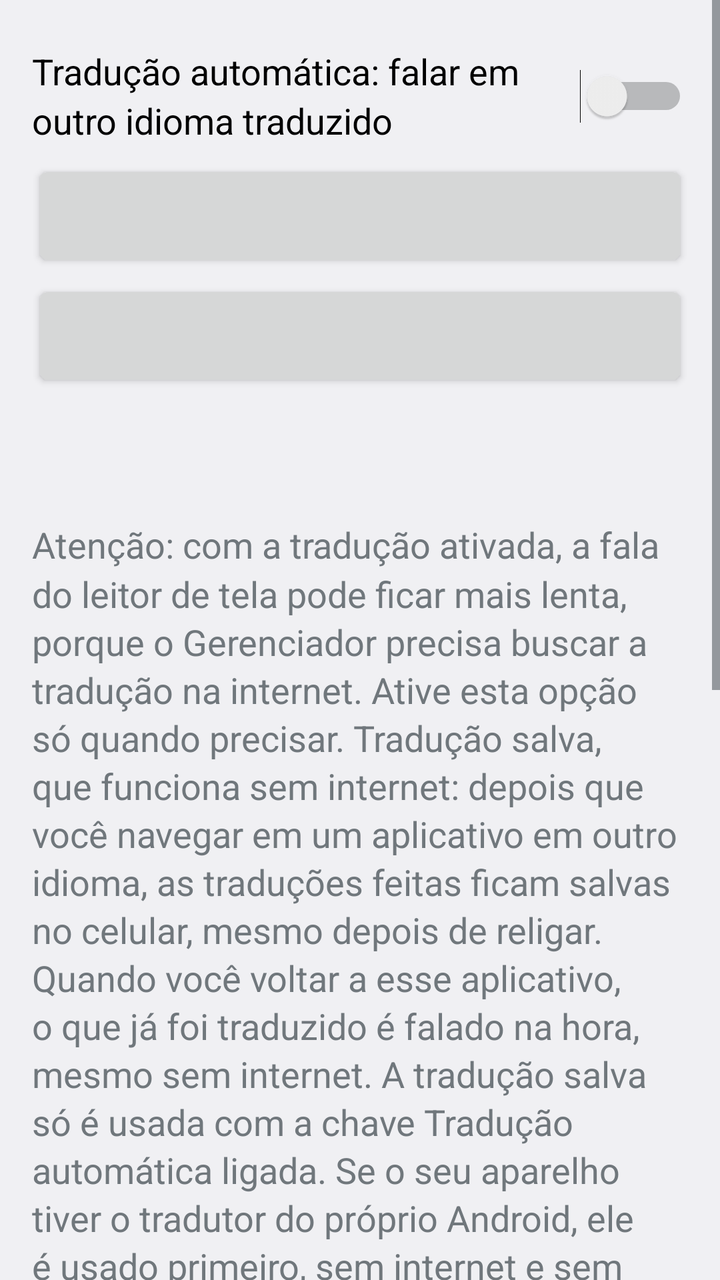
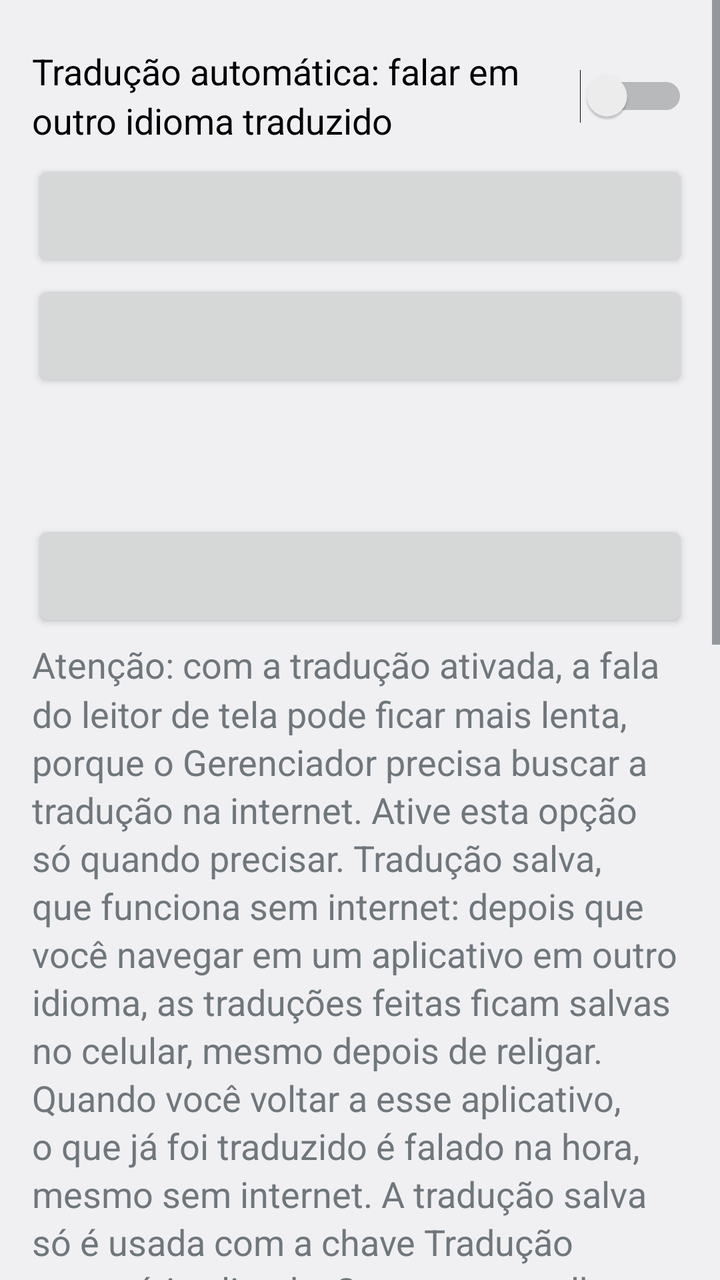

Screens rendered from an Android XML layout before and after an edit, with the pre-edit source and the edit as a unified diff.
<!-- AndroidManifest.xml: application theme AppTheme -->
<!-- res/layout/activity_translation.xml -->
<?xml version="1.0" encoding="utf-8"?>
<ScrollView xmlns:android="http://schemas.android.com/apk/res/android"
    android:layout_width="match_parent"
    android:layout_height="match_parent"
    android:fillViewport="true">

    <LinearLayout
        android:layout_width="match_parent"
        android:layout_height="wrap_content"
        android:orientation="vertical"
        android:padding="16dp">

        <Switch
            android:id="@+id/switch_translate"
            style="@style/Row"
            android:text="@string/translate_switch" />

        <Button
            android:id="@+id/btn_source"
            style="@style/Row" />

        <Button
            android:id="@+id/btn_target"
            style="@style/Row" />

        <TextView
            android:id="@+id/txt_system"
            style="@style/Row"
            android:accessibilityLiveRegion="polite"
            android:focusable="true" />

        <Button
            android:id="@+id/btn_system_download"
            style="@style/Row"
            android:text="@string/system_download"
            android:visibility="gone" />

        <TextView
            style="@style/Row"
            android:focusable="true"
            android:text="@string/translate_note" />

        <EditText
            android:id="@+id/edit_test"
            style="@style/Row"
            android:hint="@string/hint_test_text"
            android:importantForAutofill="no"
            android:inputType="textMultiLine|textCapSentences"
            android:text="@string/translate_test_text" />

        <Button
            android:id="@+id/btn_test"
            style="@style/Row"
            android:text="@string/translate_listen" />

        <Button
            android:id="@+id/btn_clear_saved"
            style="@style/Row" />

        <Button
            android:id="@+id/btn_help"
            style="@style/Row"
            android:text="@string/audio_help_button" />
    </LinearLayout>
</ScrollView>
<!-- resources referenced by this layout -->
<resources>
  <string name="audio_help_button">Caso tenha problemas, toque aqui para saber o motivo</string>
  <string name="hint_test_text">Texto para testar a voz</string>
  <string name="system_download">Baixar idiomas do tradutor do Android</string>
  <string name="translate_listen">Ouvir a tradução</string>
  <string name="translate_note">Atenção: com a tradução ativada, a fala do leitor de tela pode ficar mais lenta, porque o Gerenciador precisa buscar a tradução na internet. Ative esta opção só quando precisar.
  
  Tradução salva, que funciona sem internet: depois que você navegar em um aplicativo em outro idioma, as traduções feitas ficam salvas no celular, mesmo depois de religar. Quando você voltar a esse aplicativo, o que já foi traduzido é falado na hora, mesmo sem internet. A tradução salva só é usada com a chave Tradução automática ligada.
  
  Se o seu aparelho tiver o tradutor do próprio Android, ele é usado primeiro, sem internet e sem limite. Senão, a tradução é feita online, pelo tradutor do Google, e, se o Google limitar as consultas por um tempo, pelo tradutor reserva MyMemory. Os textos em outro idioma são enviados pela internet e voltam traduzidos. Textos que já estão no idioma de destino não são enviados. Se a internet ou os tradutores falharem, o texto ainda não traduzido é lido no idioma original.</string>
  <string name="translate_switch">Tradução automática: falar em outro idioma traduzido</string>
  <string name="translate_test_text">Hello! This text is in English. If you can hear it in your language, the translation is working.</string>
  <style name="Row">
          <item name="android:layout_width">match_parent</item>
          <item name="android:layout_height">wrap_content</item>
          <item name="android:minHeight">56dp</item>
          <item name="android:layout_marginTop">4dp</item>
          
          <item name="android:textSize">18sp</item>
          <item name="android:textAllCaps">false</item>
          <item name="android:lineSpacingMultiplier">1.15</item>
          <item name="android:textColorHint">?android:attr/textColorSecondary</item>
      </style>
  <style name="AppTheme" parent="android:Theme.Material.Light.DarkActionBar" />
</resources>

<!-- the commit's change to res/layout/activity_translation.xml (unified diff, before → after) -->
@@ -35,6 +35,10 @@
             android:text="@string/system_download"
             android:visibility="gone" />
 
+        <Button
+            android:id="@+id/btn_email"
+            style="@style/Row" />
+
         <TextView
             style="@style/Row"
             android:focusable="true"
<!-- resource entries referenced after the edit -->
@@ -8,7 +8,7 @@
   
   Tradução salva, que funciona sem internet: depois que você navegar em um aplicativo em outro idioma, as traduções feitas ficam salvas no celular, mesmo depois de religar. Quando você voltar a esse aplicativo, o que já foi traduzido é falado na hora, mesmo sem internet. A tradução salva só é usada com a chave Tradução automática ligada.
   
-  Se o seu aparelho tiver o tradutor do próprio Android, ele é usado primeiro, sem internet e sem limite. Senão, a tradução é feita online, pelo tradutor do Google, e, se o Google limitar as consultas por um tempo, pelo tradutor reserva MyMemory. Os textos em outro idioma são enviados pela internet e voltam traduzidos. Textos que já estão no idioma de destino não são enviados. Se a internet ou os tradutores falharem, o texto ainda não traduzido é lido no idioma original.</string>
+  Se o seu aparelho tiver o tradutor do próprio Android, ele é usado primeiro, sem internet e sem limite. Senão, a tradução é feita online, pelo tradutor do Google. Se o Google limitar as consultas por um tempo, são usados os servidores públicos Lingva e o tradutor reserva MyMemory. Os textos em outro idioma são enviados pela internet e voltam traduzidos. Textos que já estão no idioma de destino não são enviados. Se a internet ou os tradutores falharem, o texto ainda não traduzido é lido no idioma original.</string>
   <string name="translate_switch">Tradução automática: falar em outro idioma traduzido</string>
   <string name="translate_test_text">Hello! This text is in English. If you can hear it in your language, the translation is working.</string>
   <style name="Row">
